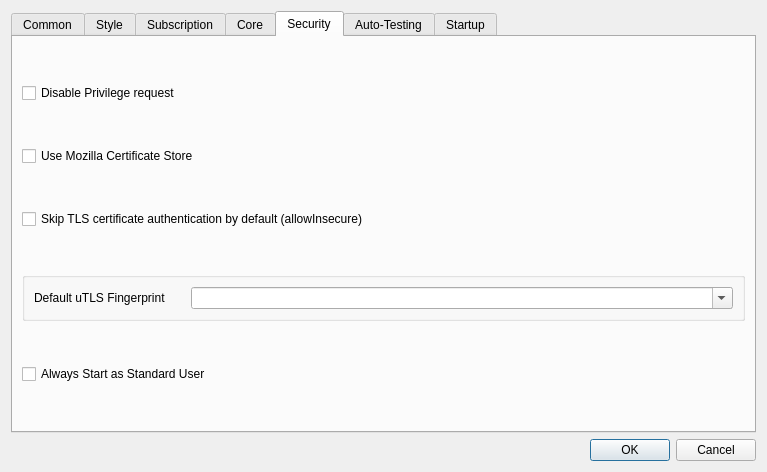
First picture: the form in src/nekobox/ui/setting/dialog_basic_settings.ui, repository qr243vbi/nekobox, before the edit.
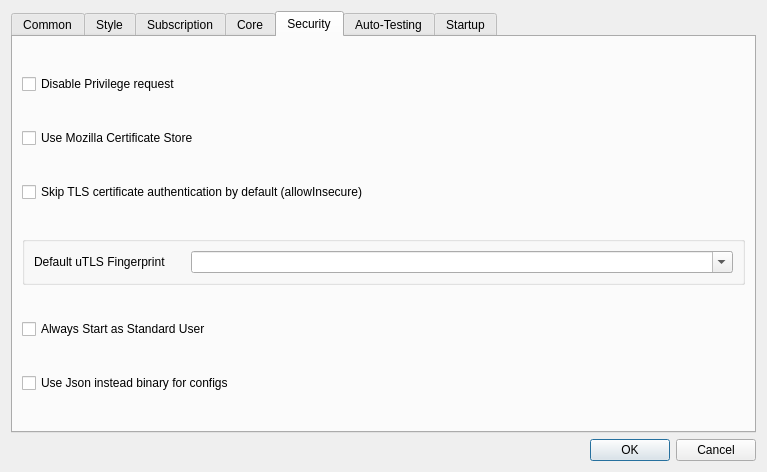
Second picture: the form after the edit. The open tabs and pages were chosen to show the change. Custom widgets are drawn as their Qt base class.

The edit to the form file:
```diff
--- a/src/nekobox/ui/setting/dialog_basic_settings.ui
+++ b/src/nekobox/ui/setting/dialog_basic_settings.ui
@@ -940,6 +940,13 @@
          </property>
         </widget>
        </item>
+       <item>
+        <widget class="QCheckBox" name="force_json_configs">
+         <property name="text">
+          <string>Use Json instead binary for configs</string>
+         </property>
+        </widget>
+       </item>
       </layout>
      </widget>
      <widget class="QGroupBox" name="groupBox_auto_test">
```
Left out of the diff: 2 changed lines with no effect on the pictures.
